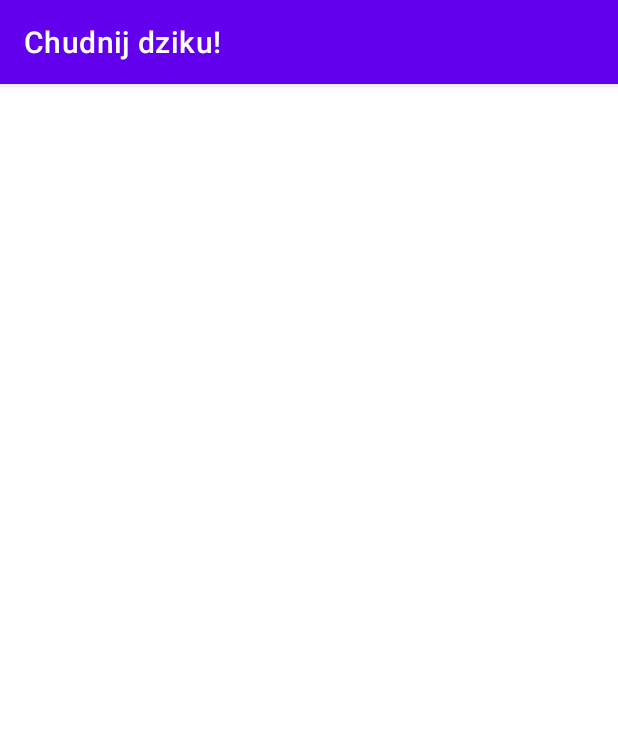
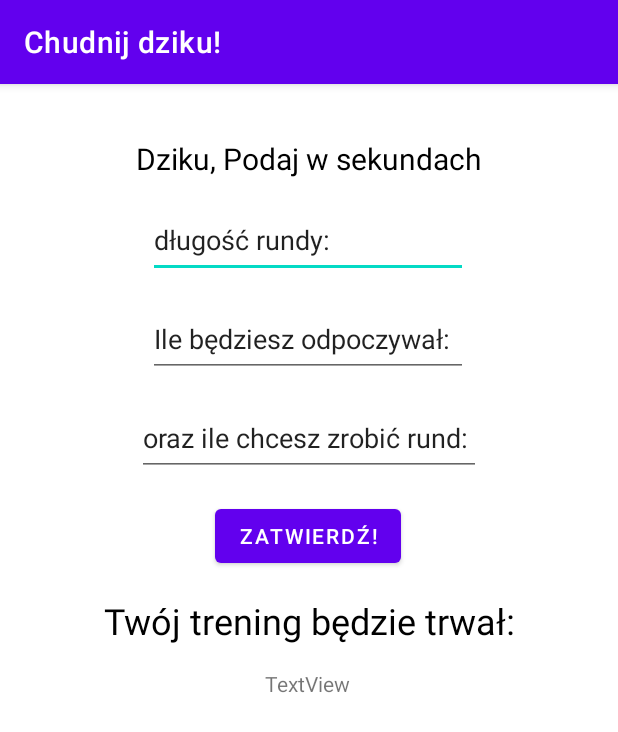
Before and after one commit to wszymon/Chudnij-dziku-, an Android app: the IntervalsActivity screen opened directly, with no data from a screen before it, on a phone screen of 412 x 824 dp. Shown: the top 732 px of the screen. Run offline under Robolectric (Android 15) with nearby library versions, the phone set to English and light mode, and no system bars.

Commit message:
add precedureable interface, and methods to class Intervals

```diff
--- a/app/src/main/java/com/example/chudnijdziku/ChudnijDziku.java
+++ b/app/src/main/java/com/example/chudnijdziku/ChudnijDziku.java
@@ -1,4 +1,6 @@
 package com.example.chudnijdziku;
+
+import android.widget.Button;
 
 public class ChudnijDziku extends MainActivity {
     private int eatenKcal;
--- a/app/src/main/java/com/example/chudnijdziku/Intervals.java
+++ b/app/src/main/java/com/example/chudnijdziku/Intervals.java
@@ -1,6 +1,9 @@
 package com.example.chudnijdziku;
 
-public class Intervals extends ChudnijDziku{
+
+import android.widget.Button;
+
+public class Intervals extends ChudnijDziku implements procedureable{
     //all times will be in seconds
     private int roundTime;
     private int breakTime;
@@ -11,6 +14,9 @@ public class Intervals extends ChudnijDziku{
 
     public int getRoundTime() {
         return roundTime;
+    }
+
+    public Intervals() {
     }
 
     public void setRoundTime(int roundTime) {
@@ -56,4 +62,28 @@ public class Intervals extends ChudnijDziku{
     public void setRoundsNumber(int roundsNumber) {
         this.roundsNumber = roundsNumber;
     }
+
+    public void showTrainingTime(){
+        if(roundTime == 0 && breakTime == 0 && roundsNumber == 0){
+
+        }
+        else if(breakTime == 0 && roundsNumber == 0){
+
+        }
+        else if(roundsNumber == 0){
+
+        }
+        else{
+
+        }
+    }
+    public void input(){
+
+    }
+
+    @Override
+    public void procedure() {
+
+
+    }
 }
--- a/app/src/main/java/com/example/chudnijdziku/IntervalsActivity.java
+++ b/app/src/main/java/com/example/chudnijdziku/IntervalsActivity.java
@@ -2,7 +2,10 @@ package com.example.chudnijdziku;
 
 import androidx.appcompat.app.AppCompatActivity;
 
+import android.content.Intent;
 import android.os.Bundle;
+import android.view.View;
+import android.widget.Button;
 
 public class IntervalsActivity extends Intervals {
 
@@ -10,5 +13,15 @@ public class IntervalsActivity extends Intervals {
     protected void onCreate(Bundle savedInstanceState) {
         super.onCreate(savedInstanceState);
         setContentView(R.layout.activity_intervals);
+        Intervals intervals = new Intervals();
+    }
+    public void ConfirmIntervalsProperties(View v){
+        Button confirmButton = (Button)findViewById(R.id.confirmIntervalsPropertiesButton);
+        confirmButton.setOnClickListener(new View.OnClickListener() {
+            @Override
+            public void onClick(View view) {
+
+            }
+        });
     }
 }
--- a/app/src/main/java/com/example/chudnijdziku/MainActivity.java
+++ b/app/src/main/java/com/example/chudnijdziku/MainActivity.java
@@ -2,7 +2,9 @@ package com.example.chudnijdziku;
 
 import androidx.appcompat.app.AppCompatActivity;
 
+import android.content.Intent;
 import android.os.Bundle;
+import android.view.View;
 
 public class MainActivity extends AppCompatActivity {
 
@@ -11,4 +13,8 @@ public class MainActivity extends AppCompatActivity {
         super.onCreate(savedInstanceState);
         setContentView(R.layout.activity_main);
     }
+    public void goIntervals(View v){
+        Intent i = new Intent(this,IntervalsActivity.class);
+        startActivity(i);
+    }
 }
--- /dev/null
+++ b/app/src/main/java/com/example/chudnijdziku/procedureable.java
@@ -0,0 +1,5 @@
+package com.example.chudnijdziku;
+
+public interface procedureable {
+    public void procedure();
+}
--- a/app/src/main/res/layout/activity_intervals.xml
+++ b/app/src/main/res/layout/activity_intervals.xml
@@ -6,4 +6,89 @@
     android:layout_height="match_parent"
     tools:context=".IntervalsActivity">
 
+    <EditText
+        android:id="@+id/roundTimeTextView"
+        android:layout_width="wrap_content"
+        android:layout_height="50dp"
+        android:layout_marginTop="16dp"
+        android:ems="10"
+        android:inputType="number"
+        android:text="@string/roundTimeTextView"
+        app:layout_constraintEnd_toEndOf="parent"
+        app:layout_constraintHorizontal_bias="0.497"
+        app:layout_constraintStart_toStartOf="parent"
+        app:layout_constraintTop_toBottomOf="@+id/intervalInfoTextView" />
+
+    <EditText
+        android:id="@+id/breakTimeTextView"
+        android:layout_width="wrap_content"
+        android:layout_height="50dp"
+        android:layout_marginTop="16dp"
+        android:ems="10"
+        android:inputType="number"
+        android:text="@string/breakTimeTextView"
+        app:layout_constraintEnd_toEndOf="parent"
+        app:layout_constraintHorizontal_bias="0.497"
+        app:layout_constraintStart_toStartOf="parent"
+        app:layout_constraintTop_toBottomOf="@+id/roundTimeTextView" />
+
+    <TextView
+        android:id="@+id/intervalInfoTextView"
+        android:layout_width="wrap_content"
+        android:layout_height="wrap_content"
+        android:layout_marginTop="36dp"
+        android:text="@string/IntervalInfoTextView"
+        android:textColor="@color/black"
+        android:textSize="20sp"
+        app:layout_constraintEnd_toEndOf="parent"
+        app:layout_constraintStart_toStartOf="parent"
+        app:layout_constraintTop_toTopOf="parent" />
+
+    <EditText
+        android:id="@+id/editTextTextPersonName3"
+        android:layout_width="229dp"
+        android:layout_height="50dp"
+        android:layout_marginTop="16dp"
+        android:ems="10"
+        android:inputType="number"
+        android:text="@string/roundsNumberTextView"
+        app:layout_constraintEnd_toEndOf="parent"
+        app:layout_constraintStart_toStartOf="parent"
+        app:layout_constraintTop_toBottomOf="@+id/breakTimeTextView" />
+
+    <TextView
+        android:id="@+id/sumIntervalsTimeTextView"
+        android:layout_width="wrap_content"
+        android:layout_height="wrap_content"
+        android:layout_marginTop="16dp"
+        android:text="@string/sumIntervalsTimeTextView"
+        android:textColor="@color/black"
+        android:textSize="24sp"
+        app:layout_constraintEnd_toEndOf="parent"
+        app:layout_constraintStart_toStartOf="parent"
+        app:layout_constraintTop_toBottomOf="@+id/confirmIntervalsPropertiesButton" />
+
+    <TextView
+        android:id="@+id/textView4"
+        android:layout_width="wrap_content"
+        android:layout_height="wrap_content"
+        android:layout_marginTop="16dp"
+        android:text="TextView"
+        app:layout_constraintEnd_toEndOf="parent"
+        app:layout_constraintHorizontal_bias="0.498"
+        app:layout_constraintStart_toStartOf="parent"
+        app:layout_constraintTop_toBottomOf="@+id/sumIntervalsTimeTextView" />
+
+    <Button
+        android:id="@+id/confirmIntervalsPropertiesButton"
+        android:layout_width="wrap_content"
+        android:layout_height="wrap_content"
+        android:layout_marginTop="16dp"
+        android:onClick="ConfirmIntervalsProperties"
+        android:text="@string/confirmIntervalsPropertiesButton"
+        app:layout_constraintEnd_toEndOf="parent"
+        app:layout_constraintHorizontal_bias="0.498"
+        app:layout_constraintStart_toStartOf="parent"
+        app:layout_constraintTop_toBottomOf="@+id/editTextTextPersonName3" />
+
 </androidx.constraintlayout.widget.ConstraintLayout>
--- a/app/src/main/res/layout/activity_main.xml
+++ b/app/src/main/res/layout/activity_main.xml
@@ -11,6 +11,7 @@
         android:layout_width="195dp"
         android:layout_height="125dp"
         android:layout_marginEnd="8dp"
+        android:onClick="goIntervals"
         android:text="@string/intervalsButton"
         app:layout_constraintEnd_toEndOf="parent"
         app:layout_constraintTop_toBottomOf="@+id/kcalCounterButton" />
--- a/app/src/main/res/values/strings.xml
+++ b/app/src/main/res/values/strings.xml
@@ -6,4 +6,11 @@
     <string name="ateKcal">Today you ate:</string>
     <string name="burnkcal">Today you burn:</string>
     <string name="randomFact">Here will be random health and fitness facts</string>
+    <string name="roundTimeTextView">długość rundy:</string>
+    <string name="breakTimeTextView">Ile będziesz odpoczywał:</string>
+    <string name="IntervalInfoTextView">Dziku, Podaj w sekundach</string>
+    <string name="roundsNumberTextView">oraz ile chcesz zrobić rund:</string>
+    <string name="sumIntervalsTimeTextView">Twój trening będzie trwał:</string>
+    <string name="confirmIntervalsPropertiesButton">Zatwierdź!</string>
+    <string name="sumIntervalTimeTextView">... minut i ... sekund</string>
 </resources>
```
